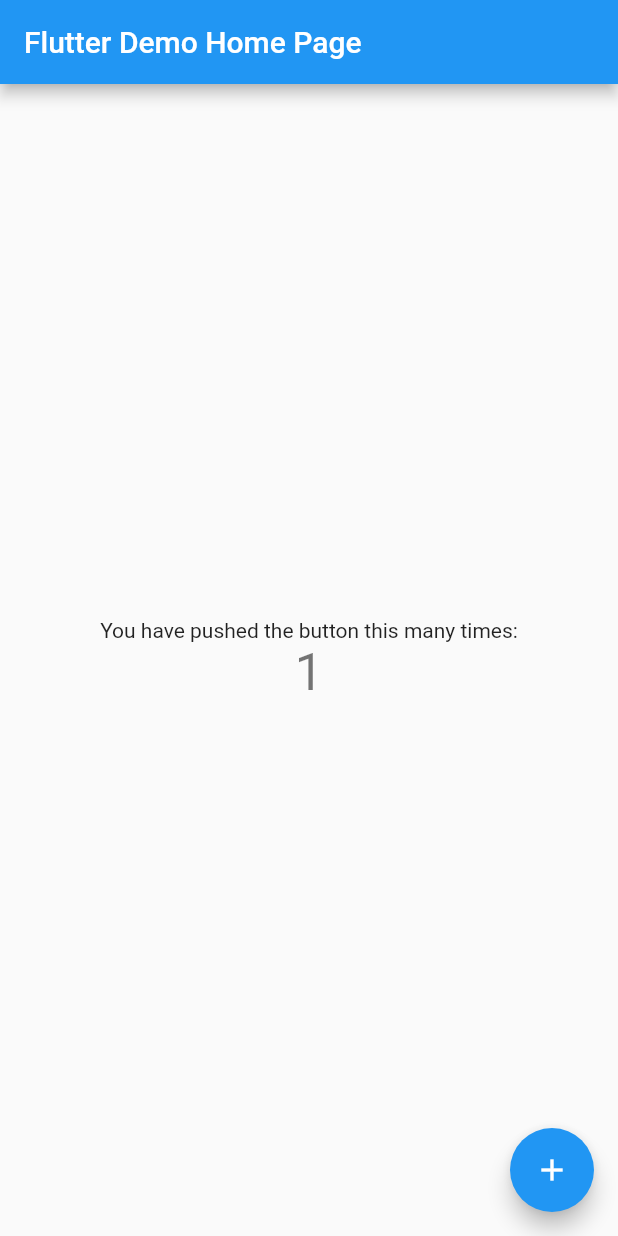
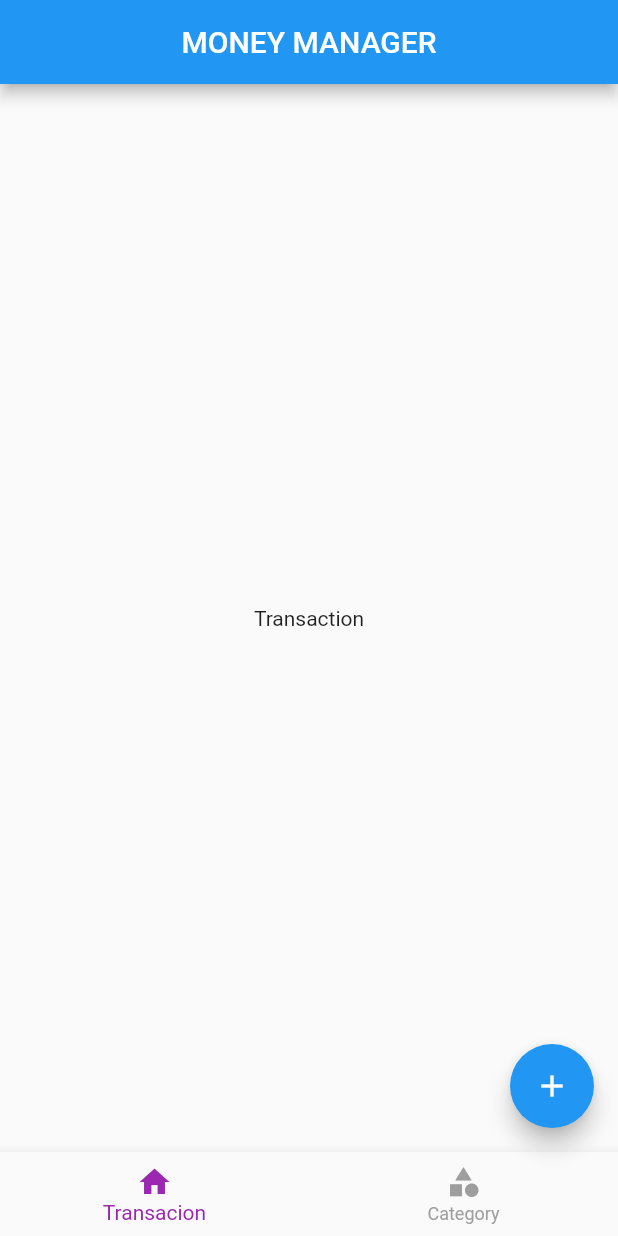
Before and after one commit to mirza-d3x/Money_manger_App, a Flutter app: the screen it shows after launch, after a tap on the "add" icon, on a phone screen of 412 x 824 dp. Run offline on Flutter 3.47's test engine with Material 2 defaults, Android fonts, the phone set to English and light mode, and no system bars.

Commit message:
Appbar,floting action button,Bottom navigation bar and change home screen body via bottam navigation button,    its all done. now adding some dummy transactions in transaction page for see the view and make it beautiful

```diff
--- a/lib/main.dart
+++ b/lib/main.dart
@@ -1,4 +1,5 @@
 import 'package:flutter/material.dart';
+import 'package:money_manager/screens/home/screen_home.dart';
 
 void main() {
   runApp(const MyApp());
@@ -6,110 +7,17 @@
 
 class MyApp extends StatelessWidget {
   const MyApp({Key? key}) : super(key: key);
-
-  // This widget is the root of your application.
+  // This widget is the root of application.
   @override
   Widget build(BuildContext context) {
     return MaterialApp(
+      // debug banner remove
+      debugShowCheckedModeBanner: false,
       title: 'Flutter Demo',
       theme: ThemeData(
-        // This is the theme of your application.
-        //
-        // Try running your application with "flutter run". You'll see the
-        // application has a blue toolbar. Then, without quitting the app, try
-        // changing the primarySwatch below to Colors.green and then invoke
-        // "hot reload" (press "r" in the console where you ran "flutter run",
-        // or simply save your changes to "hot reload" in a Flutter IDE).
-        // Notice that the counter didn't reset back to zero; the application
-        // is not restarted.
         primarySwatch: Colors.blue,
       ),
-      home: const MyHomePage(title: 'Flutter Demo Home Page'),
+      home: const ScreenHome(),
     );
   }
 }
-
-class MyHomePage extends StatefulWidget {
-  const MyHomePage({Key? key, required this.title}) : super(key: key);
-
-  // This widget is the home page of your application. It is stateful, meaning
-  // that it has a State object (defined below) that contains fields that affect
-  // how it looks.
-
-  // This class is the configuration for the state. It holds the values (in this
-  // case the title) provided by the parent (in this case the App widget) and
-  // used by the build method of the State. Fields in a Widget subclass are
-  // always marked "final".
-
-  final String title;
-
-  @override
-  State<MyHomePage> createState() => _MyHomePageState();
-}
-
-class _MyHomePageState extends State<MyHomePage> {
-  int _counter = 0;
-
-  void _incrementCounter() {
-    setState(() {
-      // This call to setState tells the Flutter framework that something has
-      // changed in this State, which causes it to rerun the build method below
-      // so that the display can reflect the updated values. If we changed
-      // _counter without calling setState(), then the build method would not be
-      // called again, and so nothing would appear to happen.
-      _counter++;
-    });
-  }
-
-  @override
-  Widget build(BuildContext context) {
-    // This method is rerun every time setState is called, for instance as done
-    // by the _incrementCounter method above.
-    //
-    // The Flutter framework has been optimized to make rerunning build methods
-    // fast, so that you can just rebuild anything that needs updating rather
-    // than having to individually change instances of widgets.
-    return Scaffold(
-      appBar: AppBar(
-        // Here we take the value from the MyHomePage object that was created by
-        // the App.build method, and use it to set our appbar title.
-        title: Text(widget.title),
-      ),
-      body: Center(
-        // Center is a layout widget. It takes a single child and positions it
-        // in the middle of the parent.
-        child: Column(
-          // Column is also a layout widget. It takes a list of children and
-          // arranges them vertically. By default, it sizes itself to fit its
-          // children horizontally, and tries to be as tall as its parent.
-          //
-          // Invoke "debug painting" (press "p" in the console, choose the
-          // "Toggle Debug Paint" action from the Flutter Inspector in Android
-          // Studio, or the "Toggle Debug Paint" command in Visual Studio Code)
-          // to see the wireframe for each widget.
-          //
-          // Column has various properties to control how it sizes itself and
-          // how it positions its children. Here we use mainAxisAlignment to
-          // center the children vertically; the main axis here is the vertical
-          // axis because Columns are vertical (the cross axis would be
-          // horizontal).
-          mainAxisAlignment: MainAxisAlignment.center,
-          children: <Widget>[
-            const Text(
-              'You have pushed the button this many times:',
-            ),
-            Text(
-              '$_counter',
-              style: Theme.of(context).textTheme.headline4,
-            ),
-          ],
-        ),
-      ),
-      floatingActionButton: FloatingActionButton(
-        onPressed: _incrementCounter,
-        tooltip: 'Increment',
-        child: const Icon(Icons.add),
-      ), // This trailing comma makes auto-formatting nicer for build methods.
-    );
-  }
-}
--- /dev/null
+++ b/lib/screens/category/screen_category.dart
@@ -0,0 +1,10 @@
+import 'package:flutter/material.dart';
+
+class ScreenCategory extends StatelessWidget {
+  const ScreenCategory({Key? key}) : super(key: key);
+
+  @override
+  Widget build(BuildContext context) {
+    return Center(child: Text('Category'));
+  }
+}
--- /dev/null
+++ b/lib/screens/home/screen_home.dart
@@ -0,0 +1,40 @@
+import 'package:flutter/material.dart';
+import 'package:money_manager/screens/category/screen_category.dart';
+import 'package:money_manager/screens/home/widgets/bottom_navigation.dart';
+import 'package:money_manager/screens/transaction/screen_transaction.dart';
+
+class ScreenHome extends StatelessWidget {
+  const ScreenHome({Key? key}) : super(key: key);
+
+  static ValueNotifier<int> selectedIndexNotifier = ValueNotifier(0);
+  final _pages = const [ScreenTransaction(), ScreenCategory()];
+  @override
+  Widget build(BuildContext context) {
+    return Scaffold(
+      appBar: AppBar(
+        title: Text('MONEY MANAGER'),
+        centerTitle: true,
+      ),
+      bottomNavigationBar: const MoneyManagerBottomNavigatoion(),
+      body: SafeArea(
+        child: ValueListenableBuilder(
+          valueListenable: selectedIndexNotifier,
+          builder: (BuildContext context, int updatedIndex, _) {
+            return _pages[updatedIndex];
+          },
+        ),
+      ),
+      floatingActionButton: FloatingActionButton(
+        onPressed: () {
+          if (selectedIndexNotifier.value == 0) {
+            print('Add Transaction');
+          } else {
+            print('Add Category');
+          }
+          ;
+        },
+        child: Icon(Icons.add),
+      ),
+    );
+  }
+}
--- /dev/null
+++ b/lib/screens/home/widgets/bottom_navigation.dart
@@ -0,0 +1,31 @@
+import 'package:flutter/foundation.dart';
+import 'package:flutter/material.dart';
+import 'package:money_manager/screens/home/screen_home.dart';
+
+class MoneyManagerBottomNavigatoion extends StatelessWidget {
+  const MoneyManagerBottomNavigatoion({Key? key}) : super(key: key);
+
+  @override
+  Widget build(BuildContext context) {
+    return ValueListenableBuilder(
+      valueListenable: ScreenHome.selectedIndexNotifier,
+      builder: (BuildContext ctx, int updatedIndex, Widget? _) {
+        return BottomNavigationBar(
+        onTap: (newIndex){
+          ScreenHome.selectedIndexNotifier.value = newIndex;
+        },
+        currentIndex: updatedIndex,
+        selectedItemColor: Colors.purple,
+        unselectedItemColor: Colors.grey,
+        items: const [
+          BottomNavigationBarItem(
+              icon: Icon(Icons.home),
+              label: 'Transacion'),
+          BottomNavigationBarItem(
+               icon: Icon(Icons.category),
+               label: 'Category'),
+      ]);
+      },
+    );
+  }
+}
--- /dev/null
+++ b/lib/screens/transaction/screen_transaction.dart
@@ -0,0 +1,10 @@
+import 'package:flutter/material.dart';
+
+class ScreenTransaction extends StatelessWidget {
+  const ScreenTransaction({Key? key}) : super(key: key);
+
+  @override
+  Widget build(BuildContext context) {
+    return Center(child: Text('Transaction'));
+  }
+}
```
Also changed, not shown: lib/screens/screen_home.dart (deleted).
